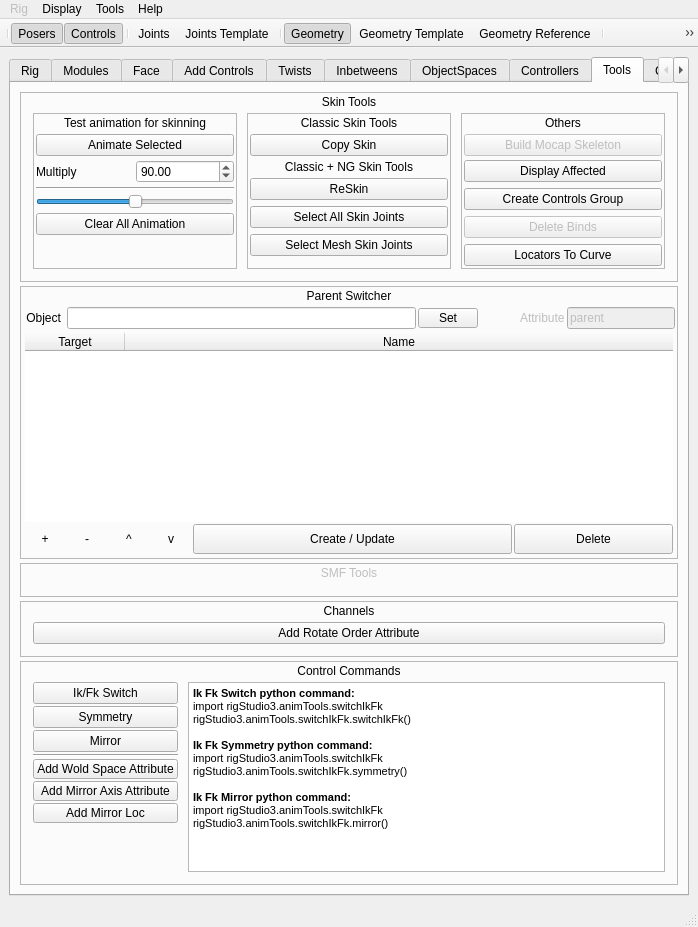
Above: ui/designer/mainWindow.ui from PavelCrow/RigStudio3 before the change. Below: the same form after it.
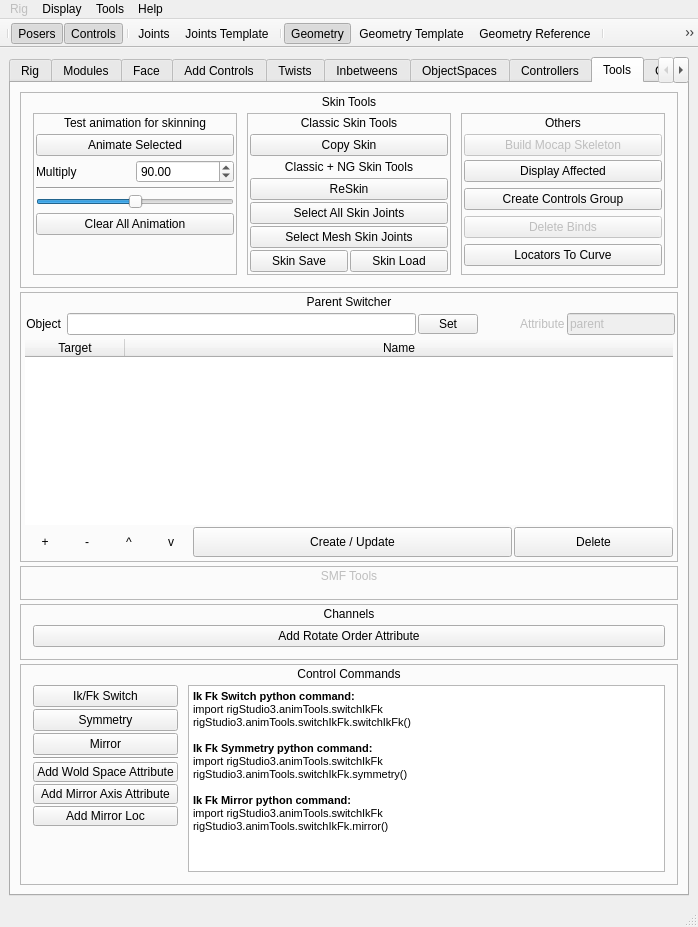
That is the form after the change. The open tabs and pages were chosen to show the change.

Patch:
```diff
--- a/ui/designer/mainWindow.ui
+++ b/ui/designer/mainWindow.ui
@@ -7356,6 +7356,9 @@
                 </item>
                 <item>
                  <layout class="QVBoxLayout" name="verticalLayout_68">
+                  <property name="spacing">
+                   <number>2</number>
+                  </property>
                   <item>
                    <widget class="QFrame" name="frame_14">
                     <property name="enabled">
@@ -7420,7 +7423,7 @@
                        </property>
                        <layout class="QVBoxLayout" name="verticalLayout_48">
                         <property name="spacing">
-                         <number>6</number>
+                         <number>2</number>
                         </property>
                         <property name="leftMargin">
                          <number>0</number>
@@ -7455,6 +7458,27 @@
                           </property>
                          </widget>
                         </item>
+                        <item>
+                         <layout class="QHBoxLayout" name="horizontalLayout_14">
+                          <property name="spacing">
+                           <number>2</number>
+                          </property>
+                          <item>
+                           <widget class="QPushButton" name="skinSave_btn">
+                            <property name="text">
+                             <string>Skin Save</string>
+                            </property>
+                           </widget>
+                          </item>
+                          <item>
+                           <widget class="QPushButton" name="skinLoad_btn">
+                            <property name="text">
+                             <string>Skin Load</string>
+                            </property>
+                           </widget>
+                          </item>
+                         </layout>
+                        </item>
                         <item>
                          <spacer name="verticalSpacer_10">
                           <property name="orientation">
```
Left out of the diff: 2 changed lines with no effect on the pictures.
